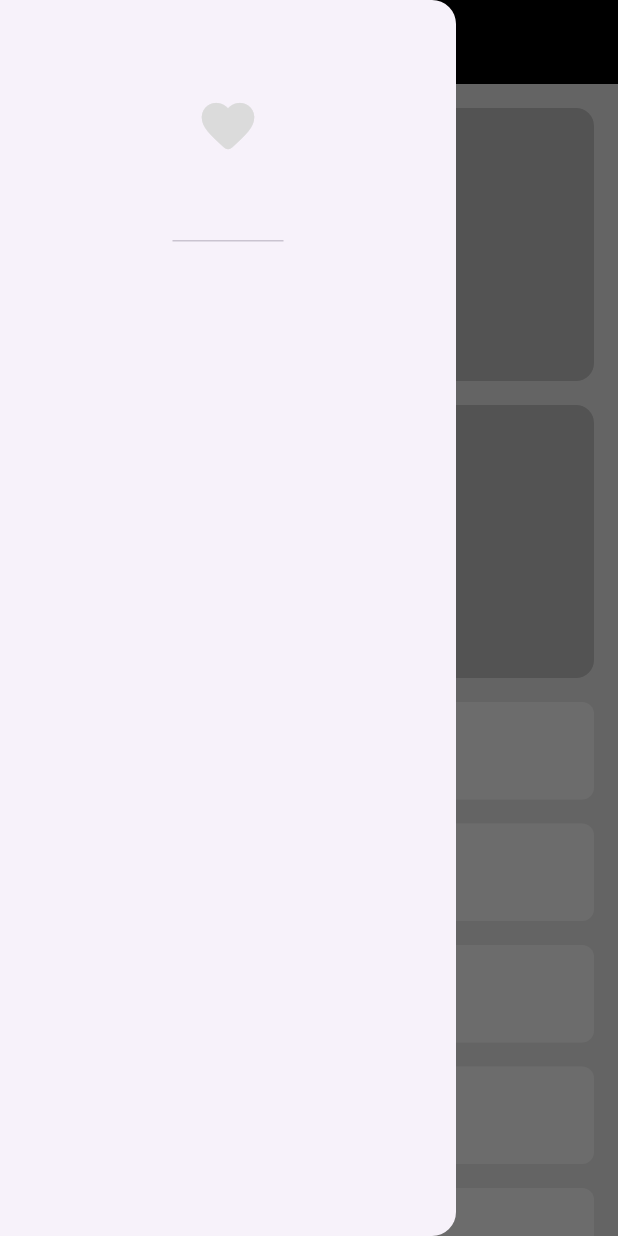
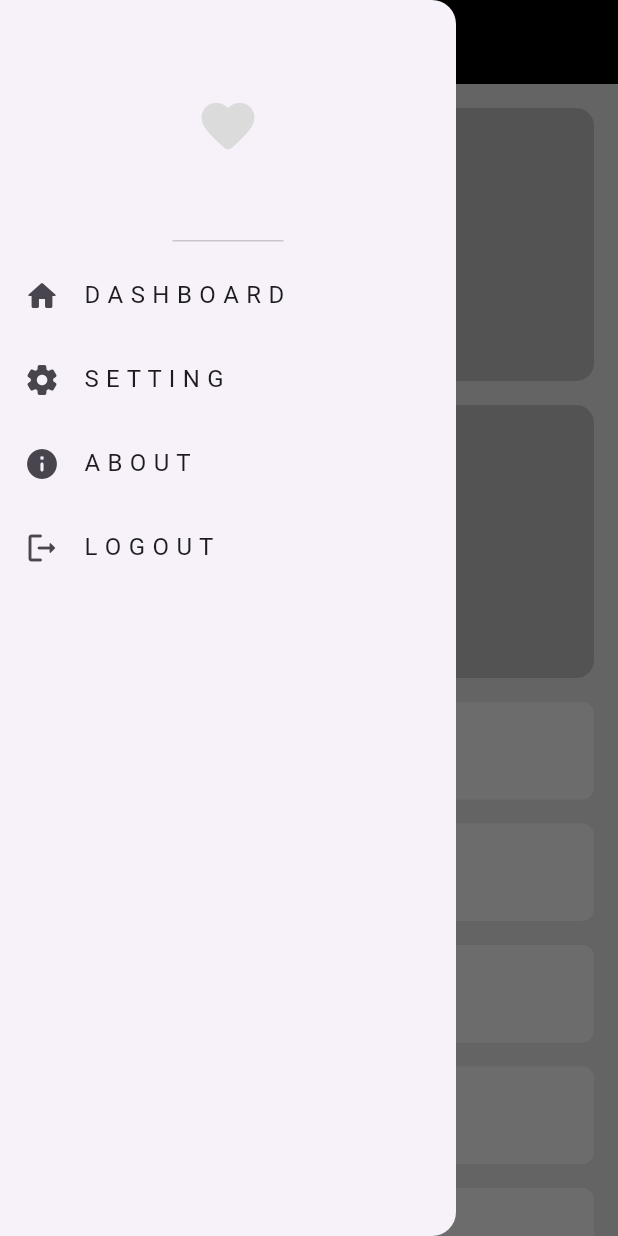
Before and after one commit to amr-khalid-saleh/test-responsive-adaptive-UI, a Flutter app: the screen it shows after launch, with the side drawer open, on a phone screen of 412 x 824 dp. Run offline on Flutter 3.47's test engine with Material 3 defaults, Android fonts, the light colour scheme and no system bars.

Commit message:
add custom drawer items list view

```diff
--- /dev/null
+++ b/lib/data/data.dart
@@ -0,0 +1,9 @@
+import 'package:flutter/material.dart';
+import 'package:test_responsive_and_adaptive_ui/data/models/drawer_item_model.dart';
+
+final List<DrawerItemModel> drawerItems = const [
+  DrawerItemModel(text: 'D A S H B O A R D', icon: Icons.home_rounded),
+  DrawerItemModel(text: 'S E T T I N G', icon: Icons.settings_rounded),
+  DrawerItemModel(text: 'A B O U T', icon: Icons.info_rounded),
+  DrawerItemModel(text: 'L O G O U T', icon: Icons.logout_rounded),
+];
--- a/lib/models/drawer_item_model.dart
+++ b/lib/data/models/drawer_item_model.dart
@@ -4,5 +4,5 @@ class DrawerItemModel {
   final String text;
   final IconData icon;
 
-  DrawerItemModel({required this.text, required this.icon});
+  const DrawerItemModel({required this.text, required this.icon});
 }
--- a/lib/main.dart
+++ b/lib/main.dart
@@ -1,4 +1,3 @@
-import 'dart:developer';
 import 'package:flutter/material.dart';
 import 'package:test_responsive_and_adaptive_ui/views/home_view.dart';
 
--- a/lib/views/widgets/custom_drawer_item.dart
+++ b/lib/views/widgets/custom_drawer_item.dart
@@ -1,5 +1,5 @@
 import 'package:flutter/material.dart';
-import 'package:test_responsive_and_adaptive_ui/models/drawer_item_model.dart';
+import 'package:test_responsive_and_adaptive_ui/data/models/drawer_item_model.dart';
 
 class CustomDrawerItem extends StatelessWidget {
   const CustomDrawerItem({super.key, required this.drawerItemModel});
--- /dev/null
+++ b/lib/views/widgets/custom_drawer_items_list_view.dart
@@ -0,0 +1,19 @@
+import 'package:flutter/material.dart';
+import 'package:test_responsive_and_adaptive_ui/data/data.dart';
+import 'package:test_responsive_and_adaptive_ui/views/widgets/custom_drawer_item.dart';
+
+class CustomDrawerItemsListView extends StatelessWidget {
+  const CustomDrawerItemsListView({super.key});
+
+  @override
+  Widget build(BuildContext context) {
+    return ListView.builder(
+      shrinkWrap: true,
+      physics: NeverScrollableScrollPhysics(),
+      itemCount: drawerItems.length,
+      itemBuilder: (context, index) {
+        return CustomDrawerItem(drawerItemModel: drawerItems[index]);
+      },
+    );
+  }
+}
--- a/lib/views/widgets/cutom_drawer.dart
+++ b/lib/views/widgets/cutom_drawer.dart
@@ -1,20 +1,22 @@
 import 'package:flutter/material.dart';
+import 'package:test_responsive_and_adaptive_ui/views/widgets/custom_drawer_items_list_view.dart';
 
 class CustomDrawer extends StatelessWidget {
   const CustomDrawer({super.key});
 
   @override
   Widget build(BuildContext context) {
-    return const Drawer(
+    return Drawer(
       child: Column(
         children: [
-          DrawerHeader(
+          const DrawerHeader(
             child: Icon(
               Icons.favorite_rounded,
               size: 42,
               color: Color(0xffDBDBDB),
             ),
           ),
+          CustomDrawerItemsListView(),
         ],
       ),
     );
```
